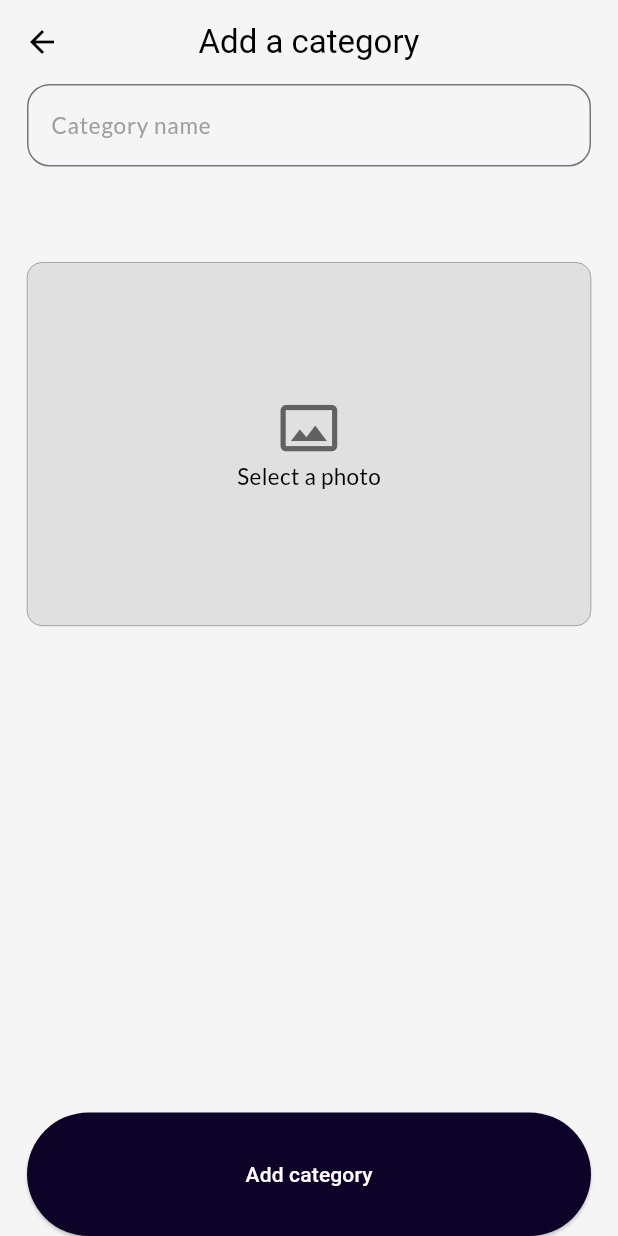
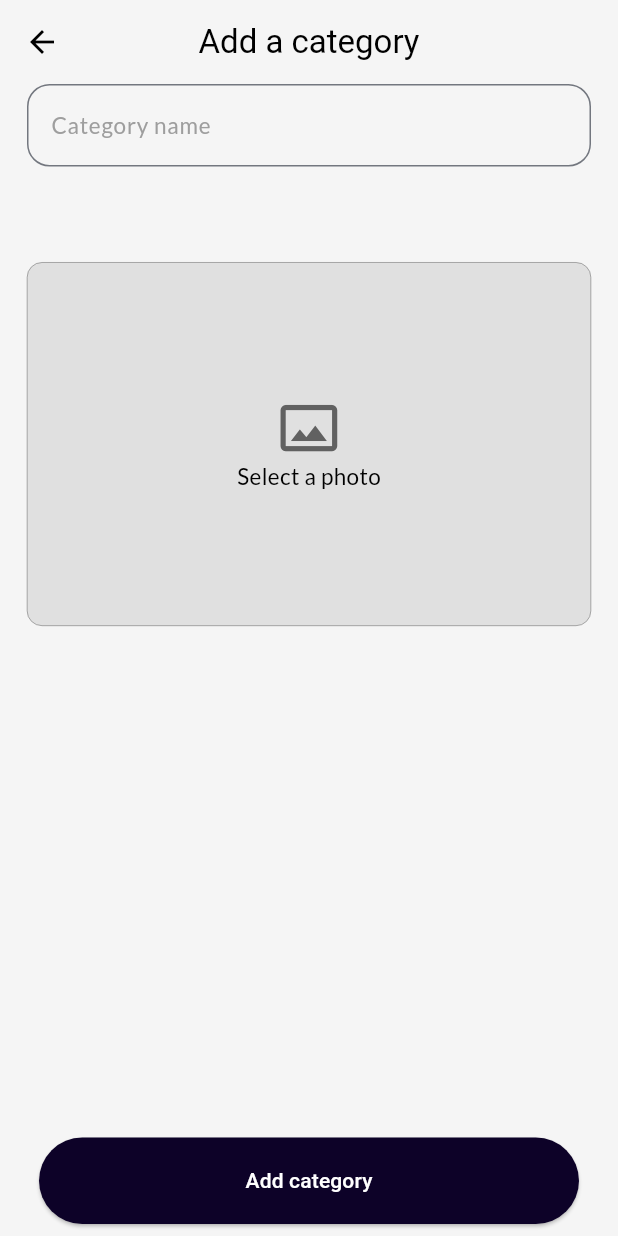
Before and after one commit to mustapha-amin/go_shop_admin_panel, a Flutter app: the screen it shows after launch, in the side drawer, after a tap on "Add category", on a phone screen of 412 x 824 dp. Run offline on Flutter 3.47's test engine with Material 2 defaults, Android fonts, the phone set to English and light mode, and no system bars; our stand-ins replace cloud_firestore, firebase_core, google_fonts, image_picker, shared_preferences, sizer; accounts and stored records are empty.

Commit message:
resised the category button

```diff
--- a/lib/screens/add_categories.dart
+++ b/lib/screens/add_categories.dart
@@ -80,12 +80,14 @@ class _AddCategoryState extends State<AddCategory> {
                 ),
               ],
             ),
-            SizedBox(
+            Padding(
+              padding: const EdgeInsets.all(8.0),
+              child: SizedBox(
                 width: Responsive.isMobile(context) ? 100.w : 40.w,
-              height: 10.h,
+                height: 7.h,
                 child: ElevatedButton(
                   style: ElevatedButton.styleFrom(
-                  backgroundColor: Color.fromARGB(255, 13, 2, 40),
+                    backgroundColor: const Color.fromARGB(255, 13, 2, 40),
                     foregroundColor: Colors.white,
                   ),
                   onPressed: () async {
@@ -97,6 +99,7 @@ class _AddCategoryState extends State<AddCategory> {
                   },
                   child: const Text("Add category"),
                 ),
+              ),
             )
           ],
         ),
```
Lines whose indentation alone changed are shown as unchanged.
